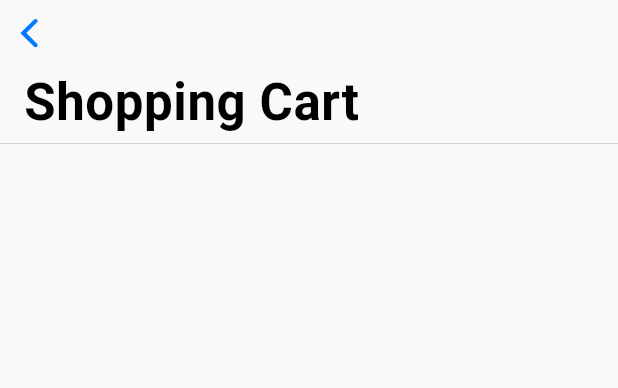
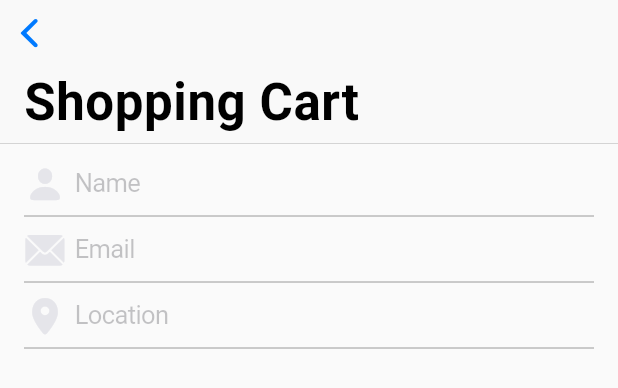
Before and after one commit to orangeztorm/cupertino_app, a Flutter app: the ShoppingCartTab widget shown alone on an empty page, opened directly, on a phone screen of 412 x 824 dp. Shown: the top 388 px of the screen. Run offline on Flutter 3.47's test engine with Material 2 defaults, Android fonts, the phone set to English and light mode, and no system bars.

Commit message:
adding customer info

```diff
--- a/lib/shopping_cart_tab.dart
+++ b/lib/shopping_cart_tab.dart
@@ -1,5 +1,7 @@
 import 'package:flutter/cupertino.dart';
 import 'package:provider/provider.dart';
+
+import 'model/app_state_model.dart';
 
 class ShoppingCartTab extends StatefulWidget {
   @override
@@ -7,14 +9,126 @@ class ShoppingCartTab extends StatefulWidget {
 }
 
 class _ShoppingCartTabState extends State<ShoppingCartTab> {
+  String name; // ADD FROM HERE
+  String email;
+  String location;
+  String pin;
+  DateTime dateTime = DateTime.now();
+
+  Widget _buildNameField() {
+    return CupertinoTextField(
+      prefix: const Icon(
+        CupertinoIcons.person_solid,
+        color: CupertinoColors.lightBackgroundGray,
+        size: 28,
+      ),
+      padding: const EdgeInsets.symmetric(horizontal: 6, vertical: 12),
+      clearButtonMode: OverlayVisibilityMode.editing,
+      textCapitalization: TextCapitalization.words,
+      autocorrect: false,
+      decoration: const BoxDecoration(
+        border: Border(
+          bottom: BorderSide(
+            width: 0,
+            color: CupertinoColors.inactiveGray,
+          ),
+        ),
+      ),
+      placeholder: 'Name',
+      onChanged: (newName) {
+        setState(() {
+          name = newName;
+        });
+      },
+    );
+  }
+
+  Widget _buildEmailField() {
+    return const CupertinoTextField(
+      prefix: Icon(
+        CupertinoIcons.mail_solid,
+        color: CupertinoColors.lightBackgroundGray,
+        size: 28,
+      ),
+      padding: EdgeInsets.symmetric(horizontal: 6, vertical: 12),
+      clearButtonMode: OverlayVisibilityMode.editing,
+      keyboardType: TextInputType.emailAddress,
+      autocorrect: false,
+      decoration: BoxDecoration(
+        border: Border(
+          bottom: BorderSide(
+            width: 0,
+            color: CupertinoColors.inactiveGray,
+          ),
+        ),
+      ),
+      placeholder: 'Email',
+    );
+  }
+
+  Widget _buildLocationField() {
+    return const CupertinoTextField(
+      prefix: Icon(
+        CupertinoIcons.location_solid,
+        color: CupertinoColors.lightBackgroundGray,
+        size: 28,
+      ),
+      padding: EdgeInsets.symmetric(horizontal: 6, vertical: 12),
+      clearButtonMode: OverlayVisibilityMode.editing,
+      textCapitalization: TextCapitalization.words,
+      decoration: BoxDecoration(
+        border: Border(
+          bottom: BorderSide(
+            width: 0,
+            color: CupertinoColors.inactiveGray,
+          ),
+        ),
+      ),
+      placeholder: 'Location',
+    );
+  }
+
+  SliverChildBuilderDelegate _buildSliverChildBuilderDelegate(
+      AppStateModel model) {
+    return SliverChildBuilderDelegate(
+      (context, index) {
+        switch (index) {
+          case 0:
+            return Padding(
+              padding: const EdgeInsets.symmetric(horizontal: 16),
+              child: _buildNameField(),
+            );
+          case 1:
+            return Padding(
+              padding: const EdgeInsets.symmetric(horizontal: 16),
+              child: _buildEmailField(),
+            );
+          case 2:
+            return Padding(
+              padding: const EdgeInsets.symmetric(horizontal: 16),
+              child: _buildLocationField(),
+            );
+          default:
+          // Do nothing. For now.
+        }
+        return null;
+      },
+    );
+  }
+
   @override
   Widget build(BuildContext context) {
     return Consumer(
       builder: (context, model, child) {
         return CustomScrollView(
           slivers: [
-            CupertinoSliverNavigationBar(
-              largeTitle: Text('Shopping Cart')
+            CupertinoSliverNavigationBar(largeTitle: Text('Shopping Cart')),
+            SliverSafeArea(
+              top: false,
+              minimum: const EdgeInsets.only(top: 4),
+              sliver: SliverList(
+                delegate: _buildSliverChildBuilderDelegate(model),
+              ),
             )
           ],
         );
```
